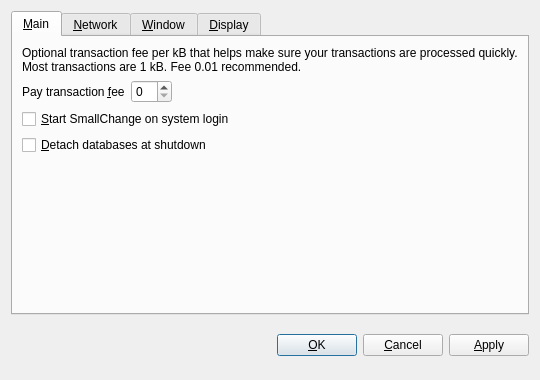
Before: the Qt Designer form src/qt/forms/optionsdialog.ui in vimego/avacoin, drawn with Qt 5.
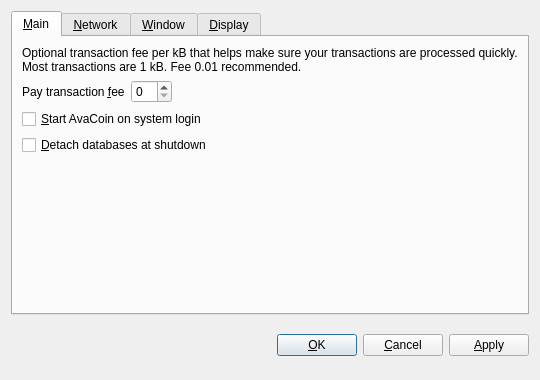
After: the same form once the commit is applied. The open tabs and pages were chosen to show the change. Custom widgets are drawn as their Qt base class.

Diff of the .ui file:
```diff
--- a/src/qt/forms/optionsdialog.ui
+++ b/src/qt/forms/optionsdialog.ui
@@ -82,7 +82,7 @@
           <string>Automatically start SmallChange after logging in to the system.</string>
          </property>
          <property name="text">
-          <string>&amp;Start SmallChange on system login</string>
+          <string>&amp;Start AvaCoin on system login</string>
          </property>
         </widget>
        </item>
```
Left out of the diff: 10 changed lines with no effect on the pictures.
